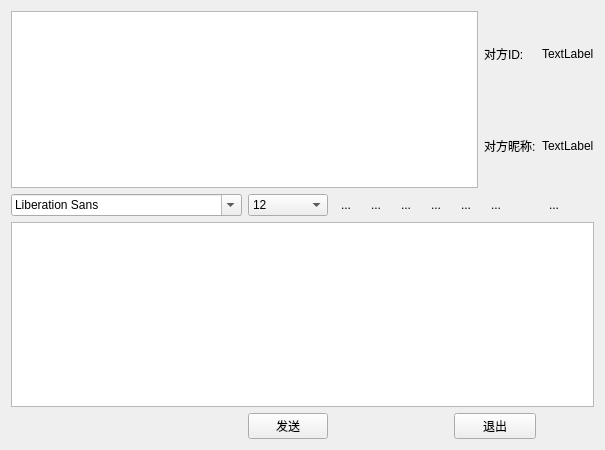
First picture: the form in Client/widget_p2p.ui, repository Psychim/Group5Pro, before the edit.
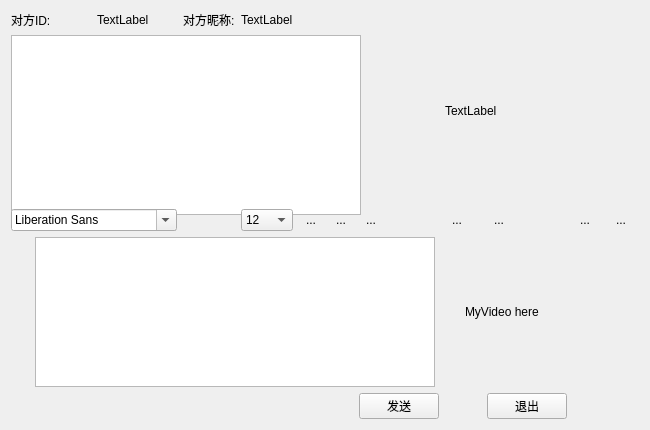
Second picture: the form after the edit. Icons and pictures are not drawn.

```diff
--- a/Client/widget_p2p.ui
+++ b/Client/widget_p2p.ui
@@ -6,21 +6,74 @@
    <rect>
     <x>0</x>
     <y>0</y>
-    <width>600</width>
-    <height>450</height>
+    <width>650</width>
+    <height>430</height>
    </rect>
   </property>
+  <property name="minimumSize">
+   <size>
+    <width>650</width>
+    <height>430</height>
+   </size>
+  </property>
+  <property name="maximumSize">
+   <size>
+    <width>650</width>
+    <height>430</height>
+   </size>
+  </property>
   <property name="windowTitle">
    <string>聊天窗口</string>
   </property>
   <layout class="QGridLayout" name="gridLayout">
-   <item row="0" column="0" rowspan="2" colspan="9">
-    <widget class="QTextBrowser" name="messageBrowser"/>
+   <item row="0" column="0">
+    <widget class="QLabel" name="label">
+     <property name="text">
+      <string>对方ID:</string>
+     </property>
+    </widget>
    </item>
-   <item row="2" column="0">
+   <item row="0" column="1">
+    <widget class="QLabel" name="id">
+     <property name="text">
+      <string>TextLabel</string>
+     </property>
+    </widget>
+   </item>
+   <item row="0" column="2">
+    <widget class="QLabel" name="label_2">
+     <property name="text">
+      <string>对方昵称:</string>
+     </property>
+    </widget>
+   </item>
+   <item row="0" column="3">
+    <widget class="QLabel" name="nickname">
+     <property name="text">
+      <string>TextLabel</string>
+     </property>
+    </widget>
+   </item>
+   <item row="1" column="0" colspan="7">
+    <widget class="QTextBrowser" name="messageBrowser">
+     <property name="minimumSize">
+      <size>
+       <width>350</width>
+       <height>180</height>
+      </size>
+     </property>
+     <property name="maximumSize">
+      <size>
+       <width>350</width>
+       <height>180</height>
+      </size>
+     </property>
+    </widget>
+   </item>
+   <item row="2" column="0" colspan="2">
     <widget class="QFontComboBox" name="fontComboBox"/>
    </item>
-   <item row="2" column="1">
+   <item row="2" column="3">
     <widget class="QComboBox" name="sizeComboBox">
      <property name="currentIndex">
       <number>3</number>
@@ -97,7 +150,7 @@
      </item>
     </widget>
    </item>
-   <item row="2" column="2">
+   <item row="2" column="4">
     <widget class="QToolButton" name="boldToolBtn">
      <property name="toolTip">
       <string>加粗</string>
@@ -123,7 +176,7 @@
      </property>
     </widget>
    </item>
-   <item row="2" column="3">
+   <item row="2" column="5">
     <widget class="QToolButton" name="italicToolBtn">
      <property name="toolTip">
       <string>倾斜</string>
@@ -149,7 +202,7 @@
      </property>
     </widget>
    </item>
-   <item row="2" column="4">
+   <item row="2" column="6">
     <widget class="QToolButton" name="underlineToolBtn">
      <property name="toolTip">
       <string>下划线</string>
@@ -175,7 +228,7 @@
      </property>
     </widget>
    </item>
-   <item row="2" column="5">
+   <item row="2" column="7">
     <widget class="QToolButton" name="colorToolBtn">
      <property name="toolTip">
       <string>更改字体颜色</string>
@@ -198,7 +251,7 @@
      </property>
     </widget>
    </item>
-   <item row="2" column="6" colspan="3">
+   <item row="2" column="8">
     <widget class="QToolButton" name="sendToolBtn">
      <property name="toolTip">
       <string>传输文件</string>
@@ -267,58 +320,90 @@
      </property>
     </widget>
    </item>
-   <item row="3" column="0" colspan="11">
-    <widget class="QTextEdit" name="messageTextEdit">
-     <property name="autoFormatting">
-      <set>QTextEdit::AutoNone</set>
-     </property>
-     <property name="undoRedoEnabled">
-      <bool>false</bool>
-     </property>
-     <property name="lineWrapMode">
-      <enum>QTextEdit::WidgetWidth</enum>
-     </property>
-    </widget>
+   <item row="3" column="0" rowspan="2" colspan="11">
+    <layout class="QHBoxLayout" name="horizontalLayout">
+     <item>
+      <widget class="QTextEdit" name="messageTextEdit">
+       <property name="minimumSize">
+        <size>
+         <width>400</width>
+         <height>0</height>
+        </size>
+       </property>
+       <property name="maximumSize">
+        <size>
+         <width>400</width>
+         <height>16777215</height>
+        </size>
+       </property>
+       <property name="autoFormatting">
+        <set>QTextEdit::AutoNone</set>
+       </property>
+       <property name="undoRedoEnabled">
+        <bool>false</bool>
+       </property>
+       <property name="lineWrapMode">
+        <enum>QTextEdit::WidgetWidth</enum>
+       </property>
+      </widget>
+     </item>
+     <item>
+      <widget class="QLabel" name="MyVideo">
+       <property name="sizePolicy">
+        <sizepolicy hsizetype="Preferred" vsizetype="Preferred">
+         <horstretch>0</horstretch>
+         <verstretch>0</verstretch>
+        </sizepolicy>
+       </property>
+       <property name="minimumSize">
+        <size>
+         <width>150</width>
+         <height>150</height>
+        </size>
+       </property>
+       <property name="maximumSize">
+        <size>
+         <width>150</width>
+         <height>150</height>
+        </size>
+       </property>
+       <property name="text">
+        <string>MyVideo here</string>
+       </property>
+      </widget>
+     </item>
+    </layout>
    </item>
-   <item row="4" column="1">
-    <widget class="QPushButton" name="sendButton">
+   <item row="0" column="7" rowspan="2" colspan="4">
+    <widget class="QLabel" name="label_3">
+     <property name="minimumSize">
+      <size>
+       <width>200</width>
+       <height>200</height>
+      </size>
+     </property>
+     <property name="maximumSize">
+      <size>
+       <width>150</width>
+       <height>16777215</height>
+      </size>
+     </property>
      <property name="text">
-      <string>发送</string>
+      <string>TextLabel</string>
      </property>
     </widget>
    </item>
-   <item row="4" column="6" colspan="4">
+   <item row="5" column="8">
     <widget class="QPushButton" name="exitButton">
      <property name="text">
       <string>退出</string>
      </property>
     </widget>
    </item>
-   <item row="0" column="10">
-    <widget class="QLabel" name="id">
+   <item row="5" column="6">
+    <widget class="QPushButton" name="sendButton">
      <property name="text">
-      <string>TextLabel</string>
-     </property>
-    </widget>
-   </item>
-   <item row="0" column="9">
-    <widget class="QLabel" name="label">
-     <property name="text">
-      <string>对方ID:</string>
-     </property>
-    </widget>
-   </item>
-   <item row="1" column="10">
-    <widget class="QLabel" name="nickname">
-     <property name="text">
-      <string>TextLabel</string>
-     </property>
-    </widget>
-   </item>
-   <item row="1" column="9">
-    <widget class="QLabel" name="label_2">
-     <property name="text">
-      <string>对方昵称:</string>
+      <string>发送</string>
      </property>
     </widget>
    </item>
```
Left out of the diff: 4 changed lines with no effect on the pictures.
